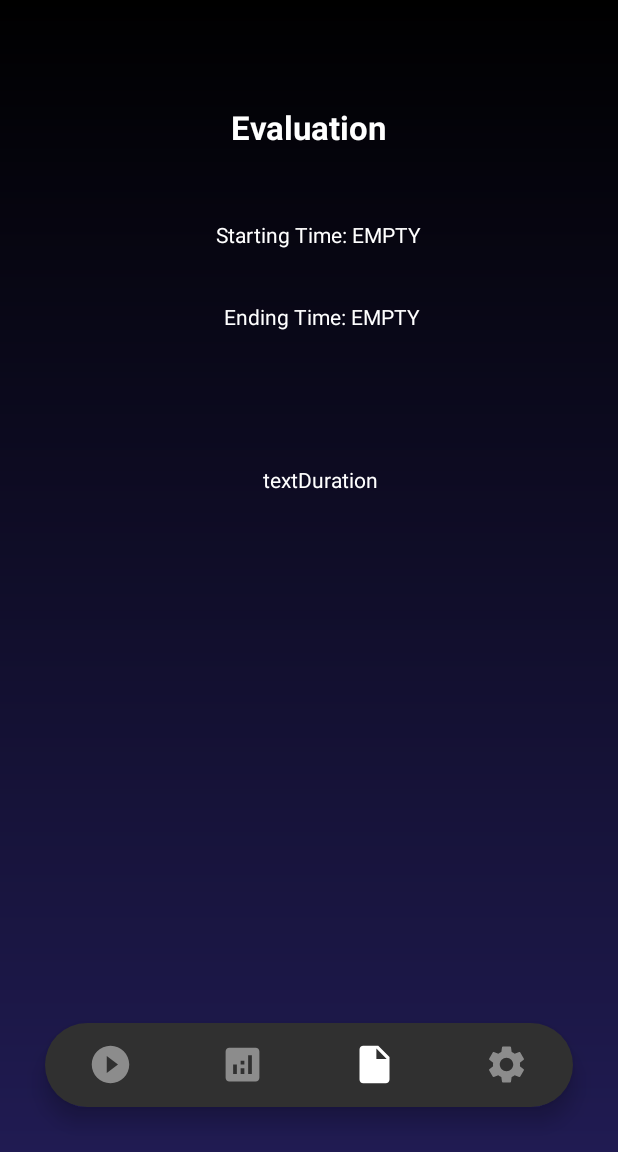
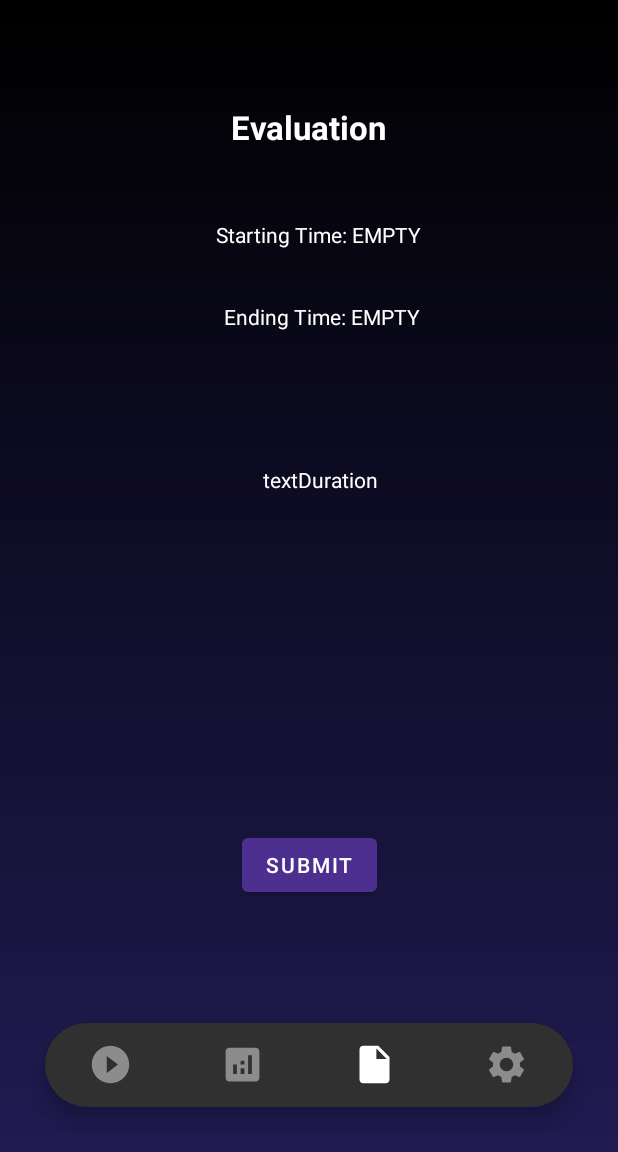
Before and after one commit to sarah2910/SleepTracker3, an Android app: the screen it shows after launch once a user with an empty profile is signed in (HomeActivity), item 3 of the bottom bar chosen, on a phone screen of 412 x 824 dp, the part 84-1236 px from its top. Run offline under Robolectric (Android 15) with nearby library versions, the phone set to English and light mode, and no system bars; our stand-ins replace Firebase (no records; nobody signed in at launch, a user with empty details on screens opened directly); libraries missing offline, so code that uses them is left out: com.firebase.ui; 1 statement that could not run was skipped.

Commit message:
Neue DB Tabelle + Submit Button für Evaluation-Historie

```diff
--- a/app/src/main/java/mow/thm/de/sleeptracker3/EvaluationFragment.java
+++ b/app/src/main/java/mow/thm/de/sleeptracker3/EvaluationFragment.java
@@ -55,6 +55,15 @@ public class EvaluationFragment extends Fragment {
 //    private Button btnShowData;
     private String textStartingTime;
     private String textEndingTime;
+    private float durationHrs;
+    float hoursOfSleep;
+
+    private Button submitEvaluationBtn;
+
+    //TODO:
+    DatabaseReference databaseReference;
+    DatabaseReference startingTime;
+    DatabaseReference endingTime;
 
 
     public EvaluationFragment() {
@@ -100,19 +109,38 @@ public class EvaluationFragment extends Fragment {
         TextView textViewEndingTime = (TextView)rootView.findViewById(R.id.textEndingTime);
         TextView textViewDurationTime = (TextView)rootView.findViewById(R.id.textDuration);
 
+        submitEvaluationBtn = (Button)rootView.findViewById(R.id.submitEvaluation);
+
+//        FirebaseDatabase firebaseDatabase = FirebaseDatabase.getInstance();
+//        DatabaseReference databaseReferenceHistory = firebaseDatabase.getReference("History");
+
+
+        submitEvaluationBtn.setOnClickListener(new View.OnClickListener() {
+            @Override
+            public void onClick(View view) {
+
+                if(textStartingTime != null && textEndingTime != null && !Float.isNaN(durationHrs)) {
+                    addEvaluationToFirebase();
+                    Toast.makeText(Objects.requireNonNull(getActivity()).getApplicationContext(), "Submitted!", Toast.LENGTH_LONG).show();
+                } else {
+                    System.out.println("startingTime: " + startingTime + " endingTime: " + endingTime + " durationHrs: " + durationHrs);
+                    Toast.makeText(Objects.requireNonNull(getActivity()).getApplicationContext(), "Error! Please record Sleeping Time!", Toast.LENGTH_LONG).show();
+                }
+
+            }
+        });
 //        btnShowData.setOnClickListener(new View.OnClickListener() {
 //            @Override
 //            public void onClick(View view) {
-
         final FirebaseDatabase database = FirebaseDatabase.getInstance();
 
         FirebaseUser currentFirebaseUser = FirebaseAuth.getInstance().getCurrentUser() ;
         assert currentFirebaseUser != null;
         String userChild = currentFirebaseUser.getUid()+"";
 
-                DatabaseReference databaseReference = database.getReference("MovementTime");
-                DatabaseReference startingTime = databaseReference.child(userChild).child("startingTime");
-                DatabaseReference endingTime = databaseReference.child(userChild).child("endingTime");
+        databaseReference = database.getReference("MovementTime");
+        startingTime = databaseReference.child(userChild).child("startingTime");
+        endingTime = databaseReference.child(userChild).child("endingTime");
 
         startingTime.addValueEventListener(new ValueEventListener() {
 
@@ -160,6 +188,8 @@ public class EvaluationFragment extends Fragment {
                             long diff_h = (diff_ms / (1000 * 60 * 60)) % 24;
                             textViewDurationTime.setText("You slept " + diff_h + " Hours, " + diff_min + " Minutes, " + diff_s + " Seconds!");
 
+                            hoursOfSleep = (float) ((float)diff_ms / (1000 * 60))/60;
+
                         } catch (ParseException e) {
                             e.printStackTrace();
                         }
@@ -177,7 +207,6 @@ public class EvaluationFragment extends Fragment {
                 Toast.makeText(Objects.requireNonNull(getActivity()).getApplicationContext(), "ERROR", Toast.LENGTH_SHORT).show();
             }
         });
-
 //                if (textStartingTime != null) {
 //                    textViewStartingTime.setText("Starting Time: "+textStartingTime);
 //                } else {
@@ -191,7 +220,24 @@ public class EvaluationFragment extends Fragment {
 //                }
 //            }
 //        });
-
         return rootView;
     }
+
+    public void addEvaluationToFirebase() {
+        FirebaseUser currentFirebaseUser = FirebaseAuth.getInstance().getCurrentUser() ;
+        assert currentFirebaseUser != null;
+        String userChild = currentFirebaseUser.getUid()+"";
+
+        String dateChild = "";
+
+        dateChild = textStartingTime.substring(0,10); // Datum ohne Uhrzeit
+
+        durationHrs = hoursOfSleep;
+
+        History history = new History(textStartingTime, textEndingTime, durationHrs);
+
+        FirebaseDatabase firebaseDatabase = FirebaseDatabase.getInstance();
+        DatabaseReference databaseReferenceHistory = firebaseDatabase.getReference("History");
+        databaseReferenceHistory.child(userChild+"").child(dateChild).setValue(history);
     }
+}
--- a/app/src/main/res/layout/fragment_evaluation.xml
+++ b/app/src/main/res/layout/fragment_evaluation.xml
@@ -71,4 +71,15 @@
         app:layout_constraintTop_toTopOf="parent"
         app:layout_constraintVertical_bias="0.414" />
 
+    <Button
+        android:id="@+id/submitEvaluation"
+        android:layout_width="wrap_content"
+        android:layout_height="wrap_content"
+        android:text="Submit"
+        app:layout_constraintBottom_toBottomOf="parent"
+        app:layout_constraintEnd_toEndOf="parent"
+        app:layout_constraintStart_toStartOf="parent"
+        app:layout_constraintTop_toTopOf="parent"
+        app:layout_constraintVertical_bias="0.768" />
+
 </androidx.constraintlayout.widget.ConstraintLayout>
```
Also changed, not shown: app/src/main/java/mow/thm/de/sleeptracker3/History.java (added, +48 -0 lines), app/src/main/java/mow/thm/de/sleeptracker3/RecordingFragment.java (indentation only). Lines whose indentation alone changed are shown as unchanged.
